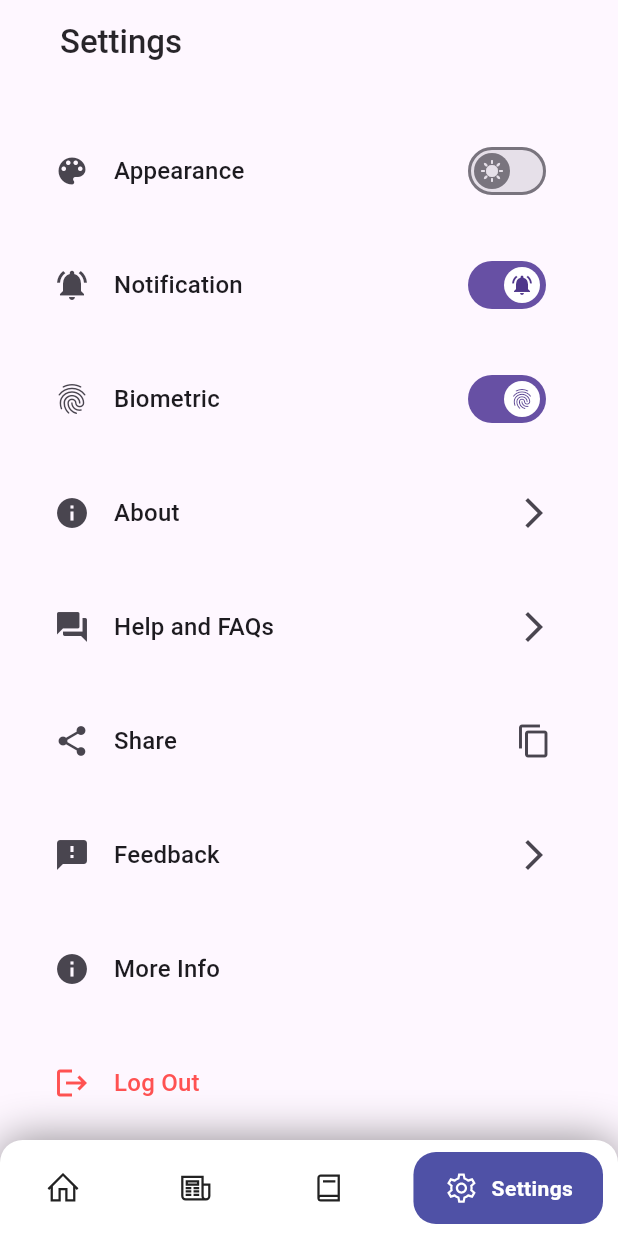
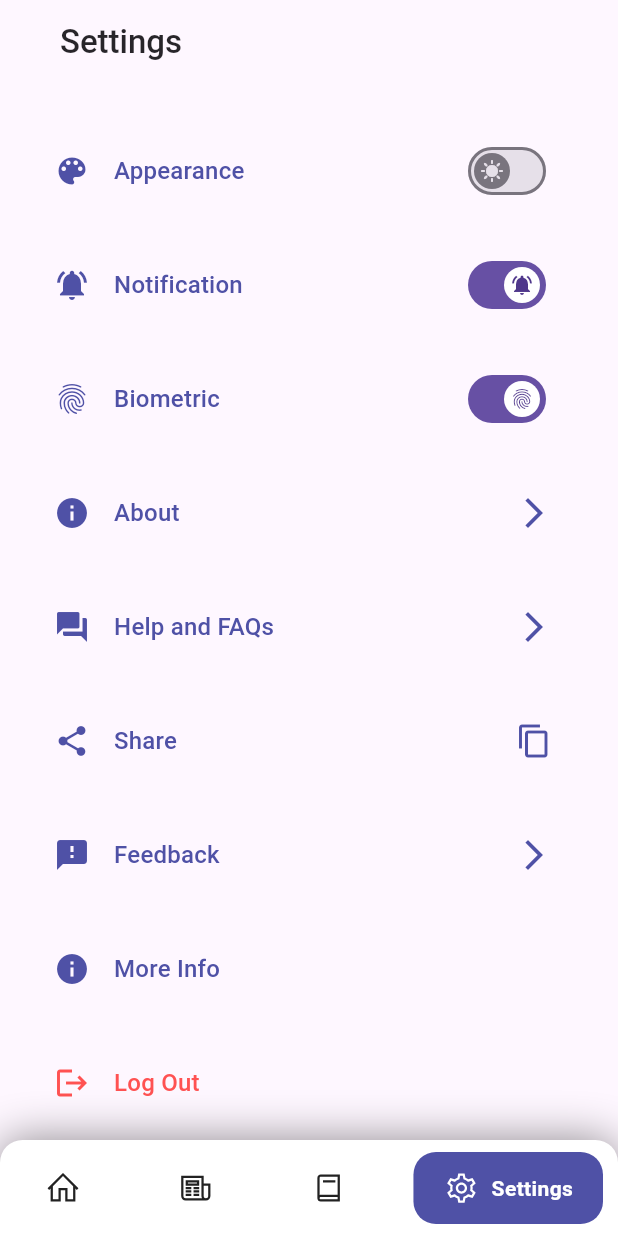
Before and after one commit to The-ARJ/CopOfficial_App, a Flutter app: the screen it shows after launch, item 4 of the bottom bar chosen, on a phone screen of 412 x 824 dp. Run offline on Flutter 3.47's test engine with Material 2 defaults, Android fonts, the phone set to English and light mode, and no system bars; drawn by our look-alikes of google_nav_bar; our stand-ins replace line_icons, shared_preferences; missing offline and left inert: material_dialogs.

Commit message:
theme upgraded

```diff
--- a/lib/screen/navbar.dart
+++ b/lib/screen/navbar.dart
@@ -71,7 +71,7 @@ class _NavScreenState extends State<NavScreen> {
         ),
         bottomNavigationBar: Container(
           decoration: BoxDecoration(
-            color: themeProvider.darkTheme ? Colors.black : Colors.white,
+            color: themeProvider.darkTheme ? Colors.black12 : Colors.white,
             borderRadius: const BorderRadius.vertical(
               top: Radius.circular(15),
             ),
--- a/lib/screen/setting_screen.dart
+++ b/lib/screen/setting_screen.dart
@@ -95,12 +95,19 @@ class _SettingsScreenState extends State<SettingsScreen> {
                     margin: const EdgeInsets.symmetric(
                         vertical: 10, horizontal: 20),
                     child: ListTile(
-                      leading: const Icon(
+                      leading: Icon(
                         Icons.color_lens,
+                        color: themeProvider.darkTheme
+                            ? Colors.white
+                            : const Color(0xFF4F51A6),
                       ),
                       title: Text("Appearance",
-                          style: Theme.of(context).textTheme.titleMedium?.copyWith(
+                          style:
+                              Theme.of(context).textTheme.titleMedium?.copyWith(
                                     // fontSize: responsiveHeight(context, 0.02, 0.04),
+                                    color: themeProvider.darkTheme
+                                        ? Colors.white
+                                        : const Color(0xFF4F51A6),
                                   )),
                       trailing: Switch(
                         thumbIcon: appearance,
@@ -123,13 +130,21 @@ class _SettingsScreenState extends State<SettingsScreen> {
                     margin: const EdgeInsets.symmetric(
                         vertical: 10, horizontal: 20),
                     child: ListTile(
-                      leading: const Icon(
+                      leading: Icon(
                         Icons.notifications_active,
+                        color: themeProvider.darkTheme
+                            ? Colors.white
+                            : const Color(0xFF4F51A6),
                       ),
                       title: Text(
                         "Notification",
-                        style: Theme.of(context).textTheme.titleMedium?.copyWith(
+                        style:
+                            Theme.of(context).textTheme.titleMedium?.copyWith(
                                   // fontSize: responsiveHeight(context, 0.02, 0.04),
+
+                                  color: themeProvider.darkTheme
+                                      ? Colors.white
+                                      : const Color(0xFF4F51A6),
                                 ),
                       ),
                       trailing: Switch(
@@ -147,13 +162,20 @@ class _SettingsScreenState extends State<SettingsScreen> {
                     margin: const EdgeInsets.symmetric(
                         vertical: 10, horizontal: 20),
                     child: ListTile(
-                      leading: const Icon(
+                      leading: Icon(
                         Icons.fingerprint,
+                        color: themeProvider.darkTheme
+                            ? Colors.white
+                            : const Color(0xFF4F51A6),
                       ),
                       title: Text(
                         "Biometric",
-                        style: Theme.of(context).textTheme.titleMedium?.copyWith(
+                        style:
+                            Theme.of(context).textTheme.titleMedium?.copyWith(
                                   // fontSize: responsiveHeight(context, 0.02, 0.04),
+                                  color: themeProvider.darkTheme
+                                      ? Colors.white
+                                      : const Color(0xFF4F51A6),
                                 ),
                       ),
                       trailing: Switch(
@@ -171,17 +193,27 @@ class _SettingsScreenState extends State<SettingsScreen> {
                     margin: const EdgeInsets.symmetric(
                         vertical: 10, horizontal: 20),
                     child: ListTile(
-                      leading: const Icon(
+                      leading: Icon(
                         Icons.info,
+                        color: themeProvider.darkTheme
+                            ? Colors.white
+                            : const Color(0xFF4F51A6),
                       ),
                       title: Text(
                         "About",
-                        style: Theme.of(context).textTheme.titleMedium?.copyWith(
+                        style:
+                            Theme.of(context).textTheme.titleMedium?.copyWith(
                                   // fontSize: responsiveHeight(context, 0.02, 0.04),
+                                  color: themeProvider.darkTheme
+                                      ? Colors.white
+                                      : const Color(0xFF4F51A6),
                                 ),
                       ),
-                      trailing: const Icon(
+                      trailing: Icon(
                         Icons.arrow_forward_ios,
+                        color: themeProvider.darkTheme
+                            ? Colors.white
+                            : const Color(0xFF4F51A6),
                       ),
                       onTap: () {
                         Navigator.pushNamed(context, '/AboutScreen');
@@ -193,17 +225,27 @@ class _SettingsScreenState extends State<SettingsScreen> {
                     margin: const EdgeInsets.symmetric(
                         vertical: 10, horizontal: 20),
                     child: ListTile(
-                      leading: const Icon(
+                      leading: Icon(
                         Icons.question_answer,
+                        color: themeProvider.darkTheme
+                            ? Colors.white
+                            : const Color(0xFF4F51A6),
                       ),
                       title: Text(
                         "Help and FAQs",
-                        style: Theme.of(context).textTheme.titleMedium?.copyWith(
+                        style:
+                            Theme.of(context).textTheme.titleMedium?.copyWith(
                                   // fontSize: responsiveHeight(context, 0.02, 0.04),
+                                  color: themeProvider.darkTheme
+                                      ? Colors.white
+                                      : const Color(0xFF4F51A6),
                                 ),
                       ),
-                      trailing: const Icon(
+                      trailing: Icon(
                         Icons.arrow_forward_ios,
+                        color: themeProvider.darkTheme
+                            ? Colors.white
+                            : const Color(0xFF4F51A6),
                       ),
                       onTap: () {
                         // Navigate to FAQ screen
@@ -215,16 +257,28 @@ class _SettingsScreenState extends State<SettingsScreen> {
                     margin: const EdgeInsets.symmetric(
                         vertical: 10, horizontal: 20),
                     child: ListTile(
-                      leading: const Icon(
+                      leading: Icon(
                         Icons.share,
+                        color: themeProvider.darkTheme
+                            ? Colors.white
+                            : const Color(0xFF4F51A6),
                       ),
                       title: Text(
                         "Share",
-                        style: Theme.of(context).textTheme.titleMedium?.copyWith(
+                        style:
+                            Theme.of(context).textTheme.titleMedium?.copyWith(
                                   // fontSize: responsiveHeight(context, 0.02, 0.04),
+                                  color: themeProvider.darkTheme
+                                      ? Colors.white
+                                      : const Color(0xFF4F51A6),
                                 ),
                       ),
-                      trailing: const Icon(Icons.copy),
+                      trailing: Icon(
+                        Icons.copy,
+                        color: themeProvider.darkTheme
+                            ? Colors.white
+                            : const Color(0xFF4F51A6),
+                      ),
                       onTap: () {
                         Clipboard.setData(const ClipboardData(
                             text: "https://www.example.com"));
@@ -236,21 +290,31 @@ class _SettingsScreenState extends State<SettingsScreen> {
                     margin: const EdgeInsets.symmetric(
                         vertical: 10, horizontal: 20),
                     child: ListTile(
-                      leading: const Icon(
+                      leading: Icon(
                         Icons.feedback,
+                        color: themeProvider.darkTheme
+                            ? Colors.white
+                            : const Color(0xFF4F51A6),
                       ),
                       title: Text(
                         "Feedback",
-                        style: Theme.of(context).textTheme.titleMedium?.copyWith(
+                        style:
+                            Theme.of(context).textTheme.titleMedium?.copyWith(
                                   // fontSize: responsiveHeight(context, 0.02, 0.04),
+                                  color: themeProvider.darkTheme
+                                      ? Colors.white
+                                      : const Color(0xFF4F51A6),
                                 ),
                       ),
                       onTap: () {
                         // FeedbackDialog.show(context);
                         Navigator.pushNamed(context, '/FeedBack');
                       },
-                      trailing: const Icon(
+                      trailing: Icon(
                         Icons.arrow_forward_ios,
+                        color: themeProvider.darkTheme
+                            ? Colors.white
+                            : const Color(0xFF4F51A6),
                       ),
                     ),
                   ),
@@ -258,13 +322,20 @@ class _SettingsScreenState extends State<SettingsScreen> {
                     margin: const EdgeInsets.symmetric(
                         vertical: 10, horizontal: 20),
                     child: ListTile(
-                      leading: const Icon(
+                      leading: Icon(
                         Icons.info,
+                        color: themeProvider.darkTheme
+                            ? Colors.white
+                            : const Color(0xFF4F51A6),
                       ),
                       title: Text(
                         "More Info",
-                        style: Theme.of(context).textTheme.titleMedium?.copyWith(
+                        style:
+                            Theme.of(context).textTheme.titleMedium?.copyWith(
                                   // fontSize: responsiveHeight(context, 0.02, 0.04),
+                                  color: themeProvider.darkTheme
+                                      ? Colors.white
+                                      : const Color(0xFF4F51A6),
                                 ),
                       ),
                       onTap: () {
```
Lines whose indentation alone changed are shown as unchanged.
